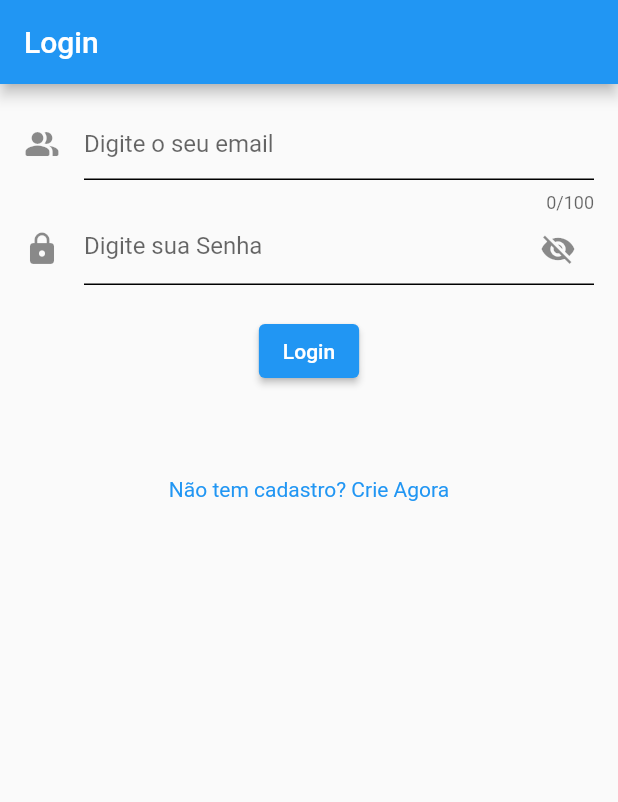
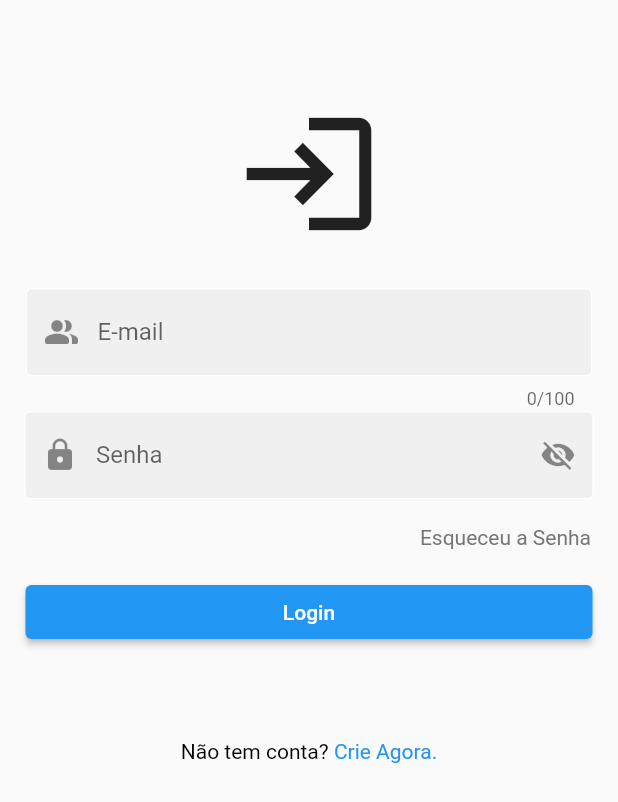
Before and after one commit to SamuelScavassa/rpg_finder, a Flutter app: the screen it shows after launch, on a phone screen of 412 x 824 dp. Shown: the top 802 px of the screen. Run offline on Flutter 3.47's test engine with Material 2 defaults, Android fonts, the light colour scheme and no system bars; our stand-ins replace cloud_firestore, firebase_core; missing offline and left inert: dart:html, textfield_tags; accounts and stored records are empty.

Commit message:
Update login.dart

```diff
--- a/rpg_finder/lib/views/user/login.dart
+++ b/rpg_finder/lib/views/user/login.dart
@@ -68,13 +68,9 @@ class _Login extends State<Login> {
       }
     }
   }
-
   @override
   Widget build(BuildContext context) {
     return Scaffold(
-      appBar: AppBar(
-        title: const Text('Login '),
-      ),
       body: Form(
         //padding: const EdgeInsets.all(16.0),
         key: formKey,
@@ -82,15 +78,31 @@ class _Login extends State<Login> {
             padding: const EdgeInsets.all(16),
             child: Column(
               children: [
-                TextFormField(
+                const SizedBox(
+                  height: 50,
+                ),
+                const Icon(
+                  Icons.login,
+                  size: 100,
+                ),
+                const SizedBox(
+                  height: 25,
+                ),
+                Padding(
+                  padding: const EdgeInsets.all(1.0),
+                  child: TextFormField(
                     maxLines: 1,
                     maxLength: 100,
-                  decoration: const InputDecoration(
-                    icon: Icon(Icons.people_alt_rounded),
-                    hintText: "Digite o seu email",
-                    enabledBorder: UnderlineInputBorder(
-                        borderSide: BorderSide(color: Colors.black)),
+                    decoration: InputDecoration(
+                        prefixIcon: const Icon(Icons.people_alt_rounded),
+                        labelText: "E-mail",
+                        hintText: "E-mail",
+                        enabledBorder: const OutlineInputBorder(
+                            borderSide: BorderSide(color: Colors.white)),
+                        focusedBorder: OutlineInputBorder(
+                          borderSide: BorderSide(color: Colors.grey.shade400),
                         ),
+                        filled: true),
                     onChanged: (value) => email = value,
                     validator: (value) {
                       if (value!.isEmpty) {
@@ -101,12 +113,16 @@ class _Login extends State<Login> {
                       return null;
                     },
                   ),
+                ),
                 TextFormField(
                   decoration: InputDecoration(
-                      icon: const Icon(Icons.lock),
-                      hintText: "Digite sua Senha",
-                      enabledBorder: const UnderlineInputBorder(
-                          borderSide: BorderSide(color: Colors.black)),
+                      prefixIcon: const Icon(Icons.lock),
+                      labelText:"Senha",
+                      hintText: "Senha",
+                      enabledBorder: const OutlineInputBorder(
+                          borderSide: BorderSide(color: Colors.white)),
+                      focusedBorder: OutlineInputBorder(
+                          borderSide: BorderSide(color: Colors.grey.shade400)),
                       suffixIcon: GestureDetector(
                         child: Icon(visiPassword == true
                             ? Icons.visibility_off
@@ -116,7 +132,8 @@ class _Login extends State<Login> {
                             visiPassword = !visiPassword;
                           });
                         },
-                      )),
+                      ),
+                      filled: true),
                   obscureText: visiPassword,
                   onChanged: (value) => senha = value,
                   validator: (value) {
@@ -126,18 +143,51 @@ class _Login extends State<Login> {
                     return null; // deu certo
                   },
                 ),
-                const SizedBox(height: 20),
-                ElevatedButton(
+                const SizedBox(
+                  height: 15,
+                ),
+                Padding(
+                  padding: const EdgeInsets.all(2.0),
+                  child: Row(
+                    mainAxisAlignment: MainAxisAlignment.end,
+                    children: [
+                      Text(
+                        'Esqueceu a Senha',
+                        style: TextStyle(color: Colors.grey[600]),
+                      ),
+                    ],
+                  ),
+                ),
+                const SizedBox(height: 15),
+                Padding(
+                  padding: const EdgeInsets.all(1.0),
+                  child: SizedBox(
+                    width: MediaQuery.of(context).size.width + 10,
+                    child: ElevatedButton(
                       onPressed: () => login(context),
                       child: const Text("Login"),
                     ),
+                  ),
+                ),
                 const SizedBox(height: 60),
+                Row(
+                  mainAxisAlignment: MainAxisAlignment.center,
+                  children: [
                     GestureDetector(
                       onTap: () => cadastro(context),
                       child: const Text(
-                    "Não tem cadastro? Crie Agora",
+                        "Não tem conta? ",
+                        style: TextStyle(color: Colors.black),
+                      ),
+                    ),
+                    GestureDetector(
+                      onTap: () => cadastro(context),
+                      child: const Text(
+                        "Crie Agora.",
                         style: TextStyle(color: Colors.blue),
                       ),
+                    ),
+                  ],
                 )
               ],
             )),
```
Lines whose indentation alone changed are shown as unchanged.
